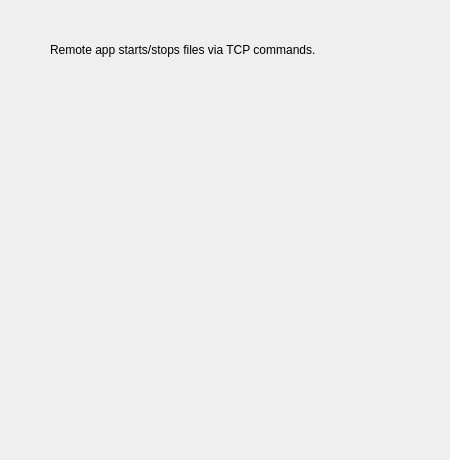
billkarsh/SpikeGLX, file Forms/TrigTCPPanel.ui: the form before one commit.
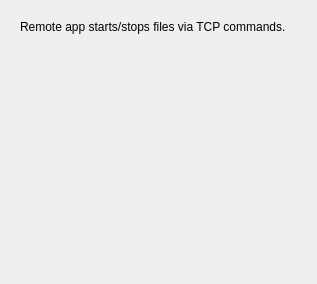
The form after the commit.

```diff
--- a/Forms/TrigTCPPanel.ui
+++ b/Forms/TrigTCPPanel.ui
@@ -6,26 +6,50 @@
    <rect>
     <x>0</x>
     <y>0</y>
-    <width>450</width>
-    <height>460</height>
+    <width>317</width>
+    <height>284</height>
    </rect>
   </property>
   <property name="windowTitle">
    <string>Form</string>
   </property>
-  <widget class="QLabel" name="label">
-   <property name="geometry">
-    <rect>
-     <x>50</x>
-     <y>40</y>
-     <width>371</width>
-     <height>20</height>
-    </rect>
+  <layout class="QGridLayout" name="gridLayout">
+   <property name="leftMargin">
+    <number>20</number>
    </property>
-   <property name="text">
-    <string>Remote app starts/stops files via TCP commands.</string>
+   <property name="topMargin">
+    <number>20</number>
    </property>
-  </widget>
+   <property name="rightMargin">
+    <number>20</number>
+   </property>
+   <item row="0" column="0">
+    <widget class="QLabel" name="label">
+     <property name="sizePolicy">
+      <sizepolicy hsizetype="Expanding" vsizetype="Preferred">
+       <horstretch>0</horstretch>
+       <verstretch>0</verstretch>
+      </sizepolicy>
+     </property>
+     <property name="text">
+      <string>Remote app starts/stops files via TCP commands.</string>
+     </property>
+    </widget>
+   </item>
+   <item row="1" column="0">
+    <spacer name="verticalSpacer">
+     <property name="orientation">
+      <enum>Qt::Vertical</enum>
+     </property>
+     <property name="sizeHint" stdset="0">
+      <size>
+       <width>20</width>
+       <height>213</height>
+      </size>
+     </property>
+    </spacer>
+   </item>
+  </layout>
  </widget>
  <resources/>
  <connections/>
```
